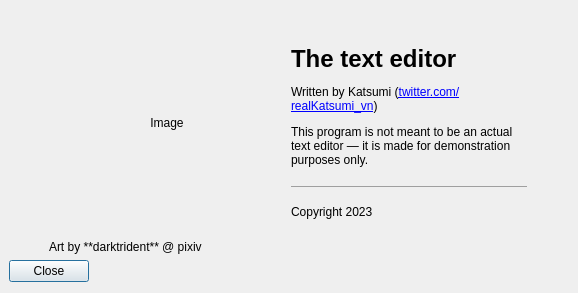
KatsumiKougen/SmallPyQt5Apps, file src/TextEditor/ui/AboutDialog.ui: the form before one commit.
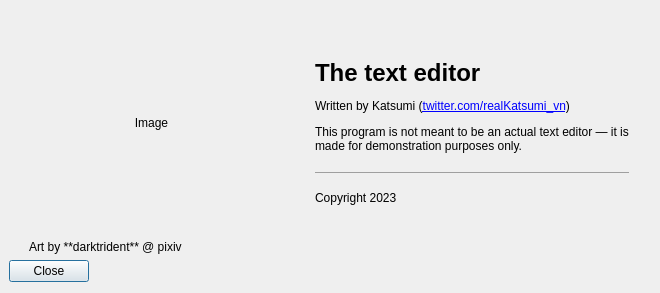
The form after the commit.

Patch:
```diff
--- a/src/TextEditor/ui/AboutDialog.ui
+++ b/src/TextEditor/ui/AboutDialog.ui
@@ -6,7 +6,7 @@
    <rect>
     <x>0</x>
     <y>0</y>
-    <width>578</width>
+    <width>660</width>
     <height>293</height>
    </rect>
   </property>
@@ -31,11 +31,11 @@
         <enum>Qt::Horizontal</enum>
        </property>
        <property name="sizeType">
-        <enum>QSizePolicy::Maximum</enum>
+        <enum>QSizePolicy::Minimum</enum>
        </property>
        <property name="sizeHint" stdset="0">
         <size>
-         <width>40</width>
+         <width>20</width>
          <height>20</height>
         </size>
        </property>
@@ -80,10 +80,26 @@
        </item>
       </layout>
      </item>
+     <item>
+      <spacer name="AboutDialog_HSpacer">
+       <property name="orientation">
+        <enum>Qt::Horizontal</enum>
+       </property>
+       <property name="sizeType">
+        <enum>QSizePolicy::Minimum</enum>
+       </property>
+       <property name="sizeHint" stdset="0">
+        <size>
+         <width>35</width>
+         <height>20</height>
+        </size>
+       </property>
+      </spacer>
+     </item>
      <item>
       <widget class="QLabel" name="AboutDialog_IntroductionLabel">
        <property name="sizePolicy">
-        <sizepolicy hsizetype="Ignored" vsizetype="Preferred">
+        <sizepolicy hsizetype="Minimum" vsizetype="Preferred">
          <horstretch>0</horstretch>
          <verstretch>0</verstretch>
         </sizepolicy>
@@ -105,11 +121,11 @@
         <enum>Qt::Horizontal</enum>
        </property>
        <property name="sizeType">
-        <enum>QSizePolicy::Maximum</enum>
+        <enum>QSizePolicy::Minimum</enum>
        </property>
        <property name="sizeHint" stdset="0">
         <size>
-         <width>40</width>
+         <width>20</width>
          <height>20</height>
         </size>
        </property>
```
